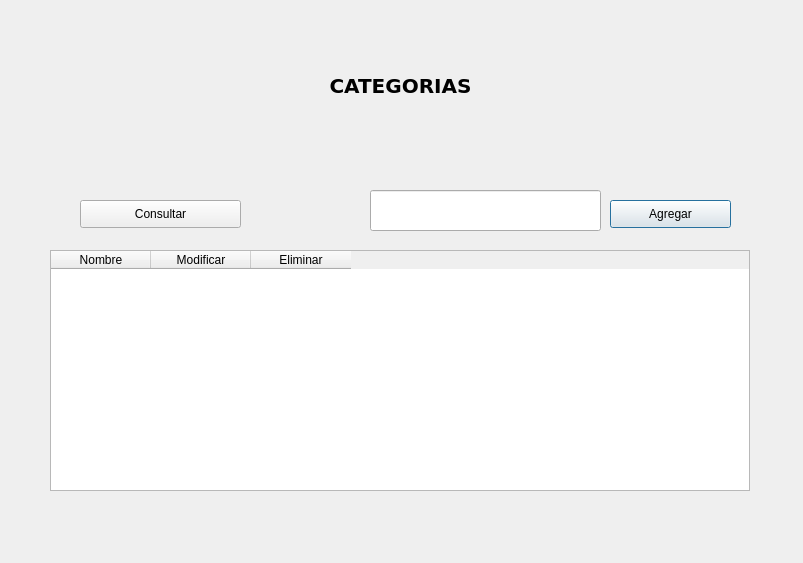
Before: the Qt Designer form qt/categoriesView.ui in germang2/CrossfitTimer, drawn with Qt 5.
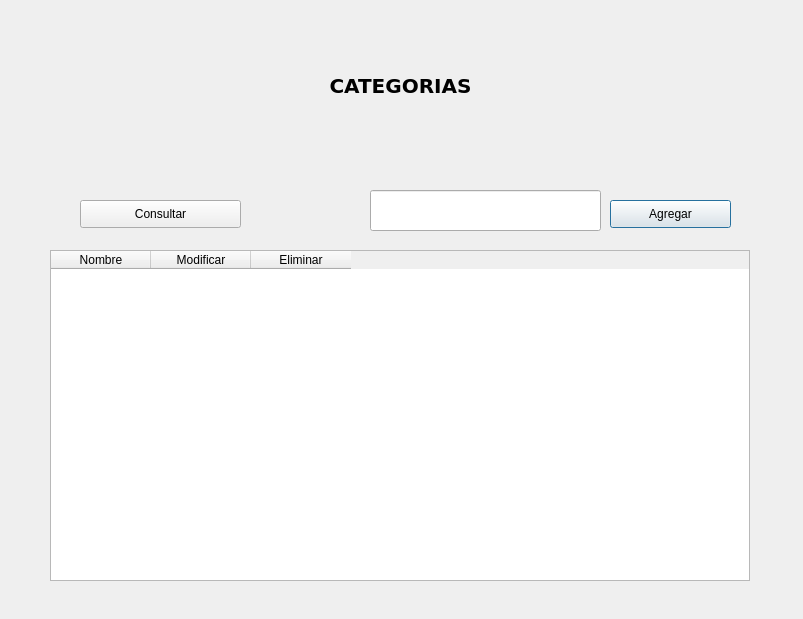
After: the same form once the commit is applied.

```diff
--- a/qt/categoriesView.ui
+++ b/qt/categoriesView.ui
@@ -7,7 +7,7 @@
     <x>0</x>
     <y>0</y>
     <width>803</width>
-    <height>563</height>
+    <height>619</height>
    </rect>
   </property>
   <property name="windowTitle">
@@ -32,7 +32,7 @@
      <x>50</x>
      <y>250</y>
      <width>700</width>
-     <height>241</height>
+     <height>331</height>
     </rect>
    </property>
    <column>
```
Left out of the diff: 2 changed lines with no effect on the pictures.
